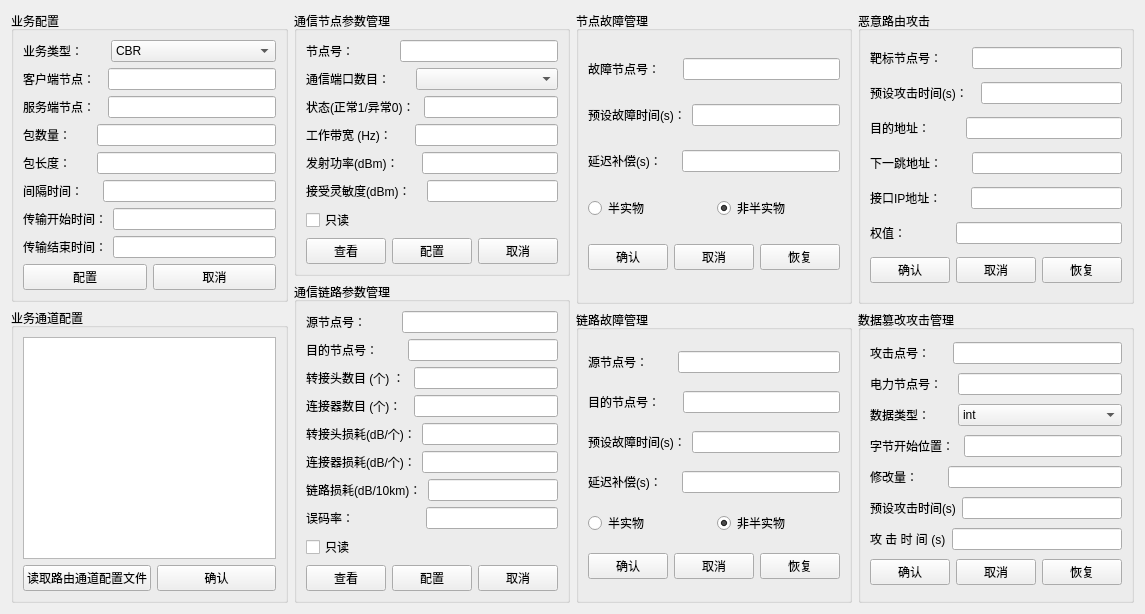
Above: MtController/comm_param_settings.ui from yacbo/Co-Simulation before the change. Below: the same form after it.
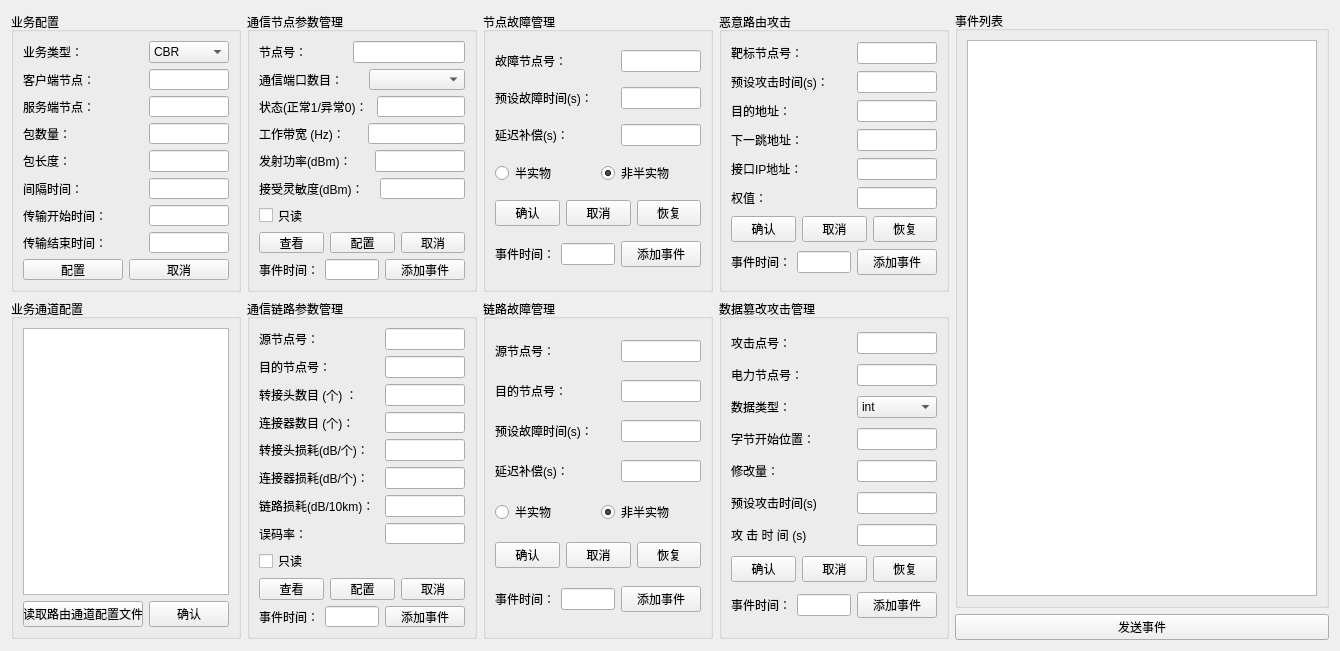
That is the form after the change. Icons and pictures are not drawn.

What changed in the file:
```diff
--- a/MtController/comm_param_settings.ui
+++ b/MtController/comm_param_settings.ui
@@ -6,8 +6,8 @@
    <rect>
     <x>0</x>
     <y>0</y>
-    <width>1145</width>
-    <height>591</height>
+    <width>1340</width>
+    <height>651</height>
    </rect>
   </property>
   <property name="windowTitle">
@@ -17,13 +17,25 @@
    <iconset resource="../MidSoftUI/minsoft.qrc">
     <normaloff>:/power_32.png</normaloff>:/power_32.png</iconset>
   </property>
-  <layout class="QVBoxLayout" name="verticalLayout_13">
+  <layout class="QVBoxLayout" name="verticalLayout_15">
    <item>
     <layout class="QHBoxLayout" name="horizontalLayout_53">
      <item>
-      <layout class="QVBoxLayout" name="verticalLayout_9">
+      <layout class="QVBoxLayout" name="verticalLayout_10">
        <item>
         <widget class="QGroupBox" name="groupBox_6">
+         <property name="minimumSize">
+          <size>
+           <width>230</width>
+           <height>280</height>
+          </size>
+         </property>
+         <property name="maximumSize">
+          <size>
+           <width>230</width>
+           <height>280</height>
+          </size>
+         </property>
          <property name="title">
           <string>业务配置</string>
          </property>
@@ -32,6 +44,12 @@
            <layout class="QHBoxLayout" name="horizontalLayout_33" stretch="5,10">
             <item>
              <widget class="QLabel" name="label_37">
+              <property name="minimumSize">
+               <size>
+                <width>120</width>
+                <height>0</height>
+               </size>
+              </property>
               <property name="text">
                <string>业务类型：</string>
               </property>
@@ -52,6 +70,12 @@
            <layout class="QHBoxLayout" name="horizontalLayout_26">
             <item>
              <widget class="QLabel" name="label_38">
+              <property name="minimumSize">
+               <size>
+                <width>120</width>
+                <height>0</height>
+               </size>
+              </property>
               <property name="text">
                <string>客户端节点：  </string>
               </property>
@@ -66,6 +90,12 @@
            <layout class="QHBoxLayout" name="horizontalLayout_28">
             <item>
              <widget class="QLabel" name="label_40">
+              <property name="minimumSize">
+               <size>
+                <width>120</width>
+                <height>0</height>
+               </size>
+              </property>
               <property name="text">
                <string>服务端节点：  </string>
               </property>
@@ -80,6 +110,12 @@
            <layout class="QHBoxLayout" name="horizontalLayout_30">
             <item>
              <widget class="QLabel" name="label_42">
+              <property name="minimumSize">
+               <size>
+                <width>120</width>
+                <height>0</height>
+               </size>
+              </property>
               <property name="text">
                <string>包数量：      </string>
               </property>
@@ -94,6 +130,12 @@
            <layout class="QHBoxLayout" name="horizontalLayout_27">
             <item>
              <widget class="QLabel" name="label_39">
+              <property name="minimumSize">
+               <size>
+                <width>120</width>
+                <height>0</height>
+               </size>
+              </property>
               <property name="text">
                <string>包长度：      </string>
               </property>
@@ -108,6 +150,12 @@
            <layout class="QHBoxLayout" name="horizontalLayout_29">
             <item>
              <widget class="QLabel" name="label_41">
+              <property name="minimumSize">
+               <size>
+                <width>120</width>
+                <height>0</height>
+               </size>
+              </property>
               <property name="text">
                <string>间隔时间：    </string>
               </property>
@@ -122,6 +170,12 @@
            <layout class="QHBoxLayout" name="horizontalLayout_31">
             <item>
              <widget class="QLabel" name="label_43">
+              <property name="minimumSize">
+               <size>
+                <width>120</width>
+                <height>0</height>
+               </size>
+              </property>
               <property name="text">
                <string>传输开始时间：</string>
               </property>
@@ -136,6 +190,12 @@
            <layout class="QHBoxLayout" name="horizontalLayout_37">
             <item>
              <widget class="QLabel" name="label_44">
+              <property name="minimumSize">
+               <size>
+                <width>120</width>
+                <height>0</height>
+               </size>
+              </property>
               <property name="text">
                <string>传输结束时间：</string>
               </property>
@@ -169,6 +229,18 @@
        </item>
        <item>
         <widget class="QGroupBox" name="groupBox_5">
+         <property name="minimumSize">
+          <size>
+           <width>230</width>
+           <height>340</height>
+          </size>
+         </property>
+         <property name="maximumSize">
+          <size>
+           <width>230</width>
+           <height>340</height>
+          </size>
+         </property>
          <property name="title">
           <string>业务通道配置</string>
          </property>
@@ -200,9 +272,21 @@
       </layout>
      </item>
      <item>
-      <layout class="QVBoxLayout" name="verticalLayout_10">
+      <layout class="QVBoxLayout" name="verticalLayout_11">
        <item>
         <widget class="QGroupBox" name="groupBox">
+         <property name="minimumSize">
+          <size>
+           <width>230</width>
+           <height>280</height>
+          </size>
+         </property>
+         <property name="maximumSize">
+          <size>
+           <width>230</width>
+           <height>280</height>
+          </size>
+         </property>
          <property name="title">
           <string>通信节点参数管理</string>
          </property>
@@ -330,19 +414,58 @@
             </item>
            </layout>
           </item>
+          <item>
+           <layout class="QHBoxLayout" name="horizontalLayout_54">
+            <item>
+             <widget class="QLabel" name="label_26">
+              <property name="text">
+               <string>事件时间：</string>
+              </property>
+             </widget>
+            </item>
+            <item>
+             <widget class="QLineEdit" name="lineEdit_24"/>
+            </item>
+            <item>
+             <widget class="QPushButton" name="pushButton_18">
+              <property name="text">
+               <string>添加事件</string>
+              </property>
+             </widget>
+            </item>
+           </layout>
+          </item>
          </layout>
         </widget>
        </item>
        <item>
         <widget class="QGroupBox" name="groupBox_2">
+         <property name="minimumSize">
+          <size>
+           <width>230</width>
+           <height>340</height>
+          </size>
+         </property>
+         <property name="maximumSize">
+          <size>
+           <width>230</width>
+           <height>340</height>
+          </size>
+         </property>
          <property name="title">
           <string>通信链路参数管理</string>
          </property>
-         <layout class="QVBoxLayout" name="verticalLayout_3">
+         <layout class="QVBoxLayout" name="verticalLayout_2">
           <item>
            <layout class="QHBoxLayout" name="horizontalLayout_8">
             <item>
              <widget class="QLabel" name="label_7">
+              <property name="minimumSize">
+               <size>
+                <width>120</width>
+                <height>0</height>
+               </size>
+              </property>
               <property name="text">
                <string>源节点号：         </string>
               </property>
@@ -357,6 +480,12 @@
            <layout class="QHBoxLayout" name="horizontalLayout_9">
             <item>
              <widget class="QLabel" name="label_8">
+              <property name="minimumSize">
+               <size>
+                <width>120</width>
+                <height>0</height>
+               </size>
+              </property>
               <property name="text">
                <string>目的节点号：       </string>
               </property>
@@ -371,6 +500,12 @@
            <layout class="QHBoxLayout" name="horizontalLayout_10">
             <item>
              <widget class="QLabel" name="label_9">
+              <property name="minimumSize">
+               <size>
+                <width>120</width>
+                <height>0</height>
+               </size>
+              </property>
               <property name="text">
                <string>转接头数目 (个) ： </string>
               </property>
@@ -385,6 +520,12 @@
            <layout class="QHBoxLayout" name="horizontalLayout_11">
             <item>
              <widget class="QLabel" name="label_10">
+              <property name="minimumSize">
+               <size>
+                <width>120</width>
+                <height>0</height>
+               </size>
+              </property>
               <property name="text">
                <string>连接器数目 (个)：  </string>
               </property>
@@ -399,6 +540,12 @@
            <layout class="QHBoxLayout" name="horizontalLayout_12">
             <item>
              <widget class="QLabel" name="label_11">
+              <property name="minimumSize">
+               <size>
+                <width>120</width>
+                <height>0</height>
+               </size>
+              </property>
               <property name="text">
                <string>转接头损耗(dB/个)：</string>
               </property>
@@ -413,6 +560,12 @@
            <layout class="QHBoxLayout" name="horizontalLayout_13">
             <item>
              <widget class="QLabel" name="label_12">
+              <property name="minimumSize">
+               <size>
+                <width>120</width>
+                <height>0</height>
+               </size>
+              </property>
               <property name="text">
                <string>连接器损耗(dB/个)：</string>
               </property>
@@ -427,6 +580,12 @@
            <layout class="QHBoxLayout" name="horizontalLayout_14">
             <item>
              <widget class="QLabel" name="label_13">
+              <property name="minimumSize">
+               <size>
+                <width>120</width>
+                <height>0</height>
+               </size>
+              </property>
               <property name="text">
                <string>链路损耗(dB/10km)：</string>
               </property>
@@ -441,6 +600,12 @@
            <layout class="QHBoxLayout" name="horizontalLayout_15" stretch="6,7">
             <item>
              <widget class="QLabel" name="label_14">
+              <property name="minimumSize">
+               <size>
+                <width>120</width>
+                <height>0</height>
+               </size>
+              </property>
               <property name="text">
                <string>误码率：           </string>
               </property>
@@ -496,23 +661,62 @@
             </item>
            </layout>
           </item>
+          <item>
+           <layout class="QHBoxLayout" name="horizontalLayout_55">
+            <item>
+             <widget class="QLabel" name="label_27">
+              <property name="text">
+               <string>事件时间：</string>
+              </property>
+             </widget>
+            </item>
+            <item>
+             <widget class="QLineEdit" name="lineEdit_25"/>
+            </item>
+            <item>
+             <widget class="QPushButton" name="pushButton_25">
+              <property name="text">
+               <string>添加事件</string>
+              </property>
+             </widget>
+            </item>
+           </layout>
+          </item>
          </layout>
         </widget>
        </item>
       </layout>
      </item>
      <item>
-      <layout class="QVBoxLayout" name="verticalLayout_11">
+      <layout class="QVBoxLayout" name="verticalLayout_12">
        <item>
         <widget class="QGroupBox" name="groupBox_3">
+         <property name="minimumSize">
+          <size>
+           <width>230</width>
+           <height>280</height>
+          </size>
+         </property>
+         <property name="maximumSize">
+          <size>
+           <width>230</width>
+           <height>280</height>
+          </size>
+         </property>
          <property name="title">
           <string>节点故障管理</string>
          </property>
-         <layout class="QVBoxLayout" name="verticalLayout_2">
+         <layout class="QVBoxLayout" name="verticalLayout_3">
           <item>
            <layout class="QHBoxLayout" name="horizontalLayout_17">
             <item>
              <widget class="QLabel" name="label_15">
+              <property name="minimumSize">
+               <size>
+                <width>120</width>
+                <height>0</height>
+               </size>
+              </property>
               <property name="text">
                <string>故障节点号：     </string>
               </property>
@@ -527,6 +731,12 @@
            <layout class="QHBoxLayout" name="horizontalLayout_18">
             <item>
              <widget class="QLabel" name="label_16">
+              <property name="minimumSize">
+               <size>
+                <width>120</width>
+                <height>0</height>
+               </size>
+              </property>
               <property name="text">
                <string>预设故障时间(s)：</string>
               </property>
@@ -541,6 +751,12 @@
            <layout class="QHBoxLayout" name="horizontalLayout_19">
             <item>
              <widget class="QLabel" name="label_17">
+              <property name="minimumSize">
+               <size>
+                <width>120</width>
+                <height>0</height>
+               </size>
+              </property>
               <property name="text">
                <string>延迟补偿(s)：    </string>
               </property>
@@ -597,11 +813,44 @@
             </item>
            </layout>
           </item>
+          <item>
+           <layout class="QHBoxLayout" name="horizontalLayout_56">
+            <item>
+             <widget class="QLabel" name="label_28">
+              <property name="text">
+               <string>事件时间：</string>
+              </property>
+             </widget>
+            </item>
+            <item>
+             <widget class="QLineEdit" name="lineEdit_26"/>
+            </item>
+            <item>
+             <widget class="QPushButton" name="pushButton_26">
+              <property name="text">
+               <string>添加事件</string>
+              </property>
+             </widget>
+            </item>
+           </layout>
+          </item>
          </layout>
         </widget>
        </item>
        <item>
         <widget class="QGroupBox" name="groupBox_4">
+         <property name="minimumSize">
+          <size>
+           <width>230</width>
+           <height>340</height>
+          </size>
+         </property>
+         <property name="maximumSize">
+          <size>
+           <width>230</width>
+           <height>340</height>
+          </size>
+         </property>
          <property name="title">
           <string>链路故障管理</string>
          </property>
@@ -610,6 +859,12 @@
            <layout class="QHBoxLayout" name="horizontalLayout_21">
             <item>
              <widget class="QLabel" name="label_18">
+              <property name="minimumSize">
+               <size>
+                <width>120</width>
+                <height>0</height>
+               </size>
+              </property>
               <property name="text">
                <string>源节点号：       </string>
               </property>
@@ -624,6 +879,12 @@
            <layout class="QHBoxLayout" name="horizontalLayout_22">
             <item>
              <widget class="QLabel" name="label_19">
+              <property name="minimumSize">
+               <size>
+                <width>120</width>
+                <height>0</height>
+               </size>
+              </property>
               <property name="text">
                <string>目的节点号：     </string>
               </property>
@@ -638,6 +899,12 @@
            <layout class="QHBoxLayout" name="horizontalLayout_23">
             <item>
              <widget class="QLabel" name="label_20">
+              <property name="minimumSize">
+               <size>
+                <width>120</width>
+                <height>0</height>
+               </size>
+              </property>
               <property name="text">
                <string>预设故障时间(s)：</string>
               </property>
@@ -652,6 +919,12 @@
            <layout class="QHBoxLayout" name="horizontalLayout_24">
             <item>
              <widget class="QLabel" name="label_21">
+              <property name="minimumSize">
+               <size>
+                <width>120</width>
+                <height>0</height>
+               </size>
+              </property>
               <property name="text">
                <string>延迟补偿(s)：    </string>
               </property>
@@ -708,15 +981,48 @@
             </item>
            </layout>
           </item>
+          <item>
+           <layout class="QHBoxLayout" name="horizontalLayout_57">
+            <item>
+             <widget class="QLabel" name="label_29">
+              <property name="text">
+               <string>事件时间：</string>
+              </property>
+             </widget>
+            </item>
+            <item>
+             <widget class="QLineEdit" name="lineEdit_27"/>
+            </item>
+            <item>
+             <widget class="QPushButton" name="pushButton_27">
+              <property name="text">
+               <string>添加事件</string>
+              </property>
+             </widget>
+            </item>
+           </layout>
+          </item>
          </layout>
         </widget>
        </item>
       </layout>
      </item>
      <item>
-      <layout class="QVBoxLayout" name="verticalLayout_12">
+      <layout class="QVBoxLayout" name="verticalLayout_13">
        <item>
         <widget class="QGroupBox" name="groupBox_8">
+         <property name="minimumSize">
+          <size>
+           <width>230</width>
+           <height>280</height>
+          </size>
+         </property>
+         <property name="maximumSize">
+          <size>
+           <width>230</width>
+           <height>280</height>
+          </size>
+         </property>
          <property name="title">
           <string>恶意路由攻击</string>
          </property>
@@ -725,6 +1031,12 @@
            <layout class="QHBoxLayout" name="horizontalLayout_43">
             <item>
              <widget class="QLabel" name="label_55">
+              <property name="minimumSize">
+               <size>
+                <width>120</width>
+                <height>0</height>
+               </size>
+              </property>
               <property name="text">
                <string>靶标节点号：       </string>
               </property>
@@ -739,6 +1051,12 @@
            <layout class="QHBoxLayout" name="horizontalLayout_44">
             <item>
              <widget class="QLabel" name="label_56">
+              <property name="minimumSize">
+               <size>
+                <width>120</width>
+                <height>0</height>
+               </size>
+              </property>
               <property name="text">
                <string>预设攻击时间(s)：  </string>
               </property>
@@ -753,6 +1071,12 @@
            <layout class="QHBoxLayout" name="horizontalLayout_45">
             <item>
              <widget class="QLabel" name="label_57">
+              <property name="minimumSize">
+               <size>
+                <width>120</width>
+                <height>0</height>
+               </size>
+              </property>
               <property name="text">
                <string>目的地址：         </string>
               </property>
@@ -767,6 +1091,12 @@
            <layout class="QHBoxLayout" name="horizontalLayout_46">
             <item>
              <widget class="QLabel" name="label_58">
+              <property name="minimumSize">
+               <size>
+                <width>120</width>
+                <height>0</height>
+               </size>
+              </property>
               <property name="text">
                <string>下一跳地址：       </string>
               </property>
@@ -781,6 +1111,12 @@
            <layout class="QHBoxLayout" name="horizontalLayout_47">
             <item>
              <widget class="QLabel" name="label_59">
+              <property name="minimumSize">
+               <size>
+                <width>120</width>
+                <height>0</height>
+               </size>
+              </property>
               <property name="text">
                <string>接口IP地址：       </string>
               </property>
@@ -795,6 +1131,12 @@
            <layout class="QHBoxLayout" name="horizontalLayout_48">
             <item>
              <widget class="QLabel" name="label_60">
+              <property name="minimumSize">
+               <size>
+                <width>120</width>
+                <height>0</height>
+               </size>
+              </property>
               <property name="text">
                <string>权值：             </string>
               </property>
@@ -830,11 +1172,44 @@
             </item>
            </layout>
           </item>
+          <item>
+           <layout class="QHBoxLayout" name="horizontalLayout_58">
+            <item>
+             <widget class="QLabel" name="label_30">
+              <property name="text">
+               <string>事件时间：</string>
+              </property>
+             </widget>
+            </item>
+            <item>
+             <widget class="QLineEdit" name="lineEdit_28"/>
+            </item>
+            <item>
+             <widget class="QPushButton" name="pushButton_28">
+              <property name="text">
+               <string>添加事件</string>
+              </property>
+             </widget>
+            </item>
+           </layout>
+          </item>
          </layout>
         </widget>
        </item>
        <item>
         <widget class="QGroupBox" name="groupBox_7">
+         <property name="minimumSize">
+          <size>
+           <width>230</width>
+           <height>340</height>
+          </size>
+         </property>
+         <property name="maximumSize">
+          <size>
+           <width>230</width>
+           <height>340</height>
+          </size>
+         </property>
          <property name="title">
           <string>数据篡改攻击管理</string>
          </property>
@@ -843,6 +1218,12 @@
            <layout class="QHBoxLayout" name="horizontalLayout_39">
             <item>
              <widget class="QLabel" name="label_52">
+              <property name="minimumSize">
+               <size>
+                <width>120</width>
+                <height>0</height>
+               </size>
+              </property>
               <property name="text">
                <string>攻击点号：     </string>
               </property>
@@ -857,6 +1238,12 @@
            <layout class="QHBoxLayout" name="horizontalLayout_34">
             <item>
              <widget class="QLabel" name="label_22">
+              <property name="minimumSize">
+               <size>
+                <width>120</width>
+                <height>0</height>
+               </size>
+              </property>
               <property name="text">
                <string>电力节点号：   </string>
               </property>
@@ -871,6 +1258,12 @@
            <layout class="QHBoxLayout" name="horizontalLayout_35" stretch="2,4">
             <item>
              <widget class="QLabel" name="label_23">
+              <property name="minimumSize">
+               <size>
+                <width>120</width>
+                <height>0</height>
+               </size>
+              </property>
               <property name="text">
                <string>数据类型：     </string>
               </property>
@@ -906,6 +1299,12 @@
            <layout class="QHBoxLayout" name="horizontalLayout_36">
             <item>
              <widget class="QLabel" name="label_24">
+              <property name="minimumSize">
+               <size>
+                <width>120</width>
+                <height>0</height>
+               </size>
+              </property>
               <property name="text">
                <string>字节开始位置： </string>
               </property>
@@ -920,6 +1319,12 @@
            <layout class="QHBoxLayout" name="horizontalLayout_50">
             <item>
              <widget class="QLabel" name="label_25">
+              <property name="minimumSize">
+               <size>
+                <width>120</width>
+                <height>0</height>
+               </size>
+              </property>
               <property name="text">
                <string>修改量：       </string>
               </property>
@@ -934,6 +1339,12 @@
            <layout class="QHBoxLayout" name="horizontalLayout_40">
             <item>
              <widget class="QLabel" name="label_53">
+              <property name="minimumSize">
+               <size>
+                <width>120</width>
+                <height>0</height>
+               </size>
+              </property>
               <property name="text">
                <string>预设攻击时间(s)</string>
               </property>
@@ -948,6 +1359,12 @@
            <layout class="QHBoxLayout" name="horizontalLayout_41">
             <item>
              <widget class="QLabel" name="label_54">
+              <property name="minimumSize">
+               <size>
+                <width>120</width>
+                <height>0</height>
+               </size>
+              </property>
               <property name="text">
                <string>攻 击 时 间 (s)</string>
               </property>
@@ -983,11 +1400,80 @@
             </item>
            </layout>
           </item>
+          <item>
+           <layout class="QHBoxLayout" name="horizontalLayout_59">
+            <item>
+             <widget class="QLabel" name="label_31">
+              <property name="text">
+               <string>事件时间：</string>
+              </property>
+             </widget>
+            </item>
+            <item>
+             <widget class="QLineEdit" name="lineEdit_29"/>
+            </item>
+            <item>
+             <widget class="QPushButton" name="pushButton_29">
+              <property name="text">
+               <string>添加事件</string>
+              </property>
+             </widget>
+            </item>
+           </layout>
+          </item>
          </layout>
         </widget>
        </item>
       </layout>
      </item>
+     <item>
+      <layout class="QVBoxLayout" name="verticalLayout_14">
+       <item>
+        <widget class="QGroupBox" name="groupBox_9">
+         <property name="minimumSize">
+          <size>
+           <width>360</width>
+           <height>0</height>
+          </size>
+         </property>
+         <property name="title">
+          <string>事件列表</string>
+         </property>
+         <layout class="QVBoxLayout" name="verticalLayout_9">
+          <item>
+           <widget class="QTableView" name="tableView">
+            <property name="sizePolicy">
+             <sizepolicy hsizetype="Expanding" vsizetype="Expanding">
+              <horstretch>0</horstretch>
+              <verstretch>0</verstretch>
+             </sizepolicy>
+            </property>
+            <property name="minimumSize">
+             <size>
+              <width>340</width>
+              <height>0</height>
+             </size>
+            </property>
+            <property name="maximumSize">
+             <size>
+              <width>16777215</width>
+              <height>16777215</height>
+             </size>
+            </property>
+           </widget>
+          </item>
+         </layout>
+        </widget>
+       </item>
+       <item>
+        <widget class="QPushButton" name="pushButton_17">
+         <property name="text">
+          <string>发送事件</string>
+         </property>
+        </widget>
+       </item>
+      </layout>
+     </item>
     </layout>
    </item>
   </layout>
```
